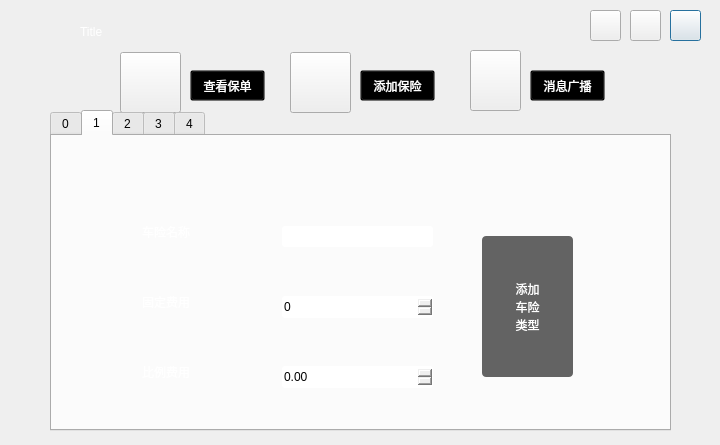
This is manageroper.ui in xurongchen/CIP as Qt 5 draws it before an edit. The edited form follows.
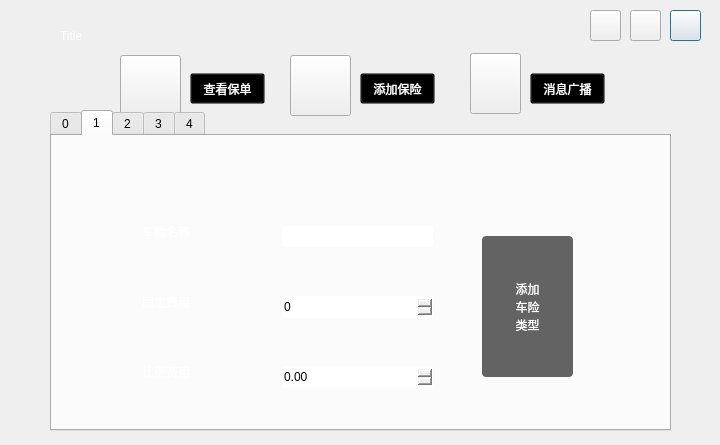
This is the edited form. Icons and pictures are not drawn.

```diff
--- a/manageroper.ui
+++ b/manageroper.ui
@@ -83,7 +83,7 @@
    <property name="geometry">
     <rect>
      <x>470</x>
-     <y>50</y>
+     <y>53</y>
      <width>51</width>
      <height>61</height>
     </rect>
@@ -106,7 +106,7 @@
    <property name="geometry">
     <rect>
      <x>290</x>
-     <y>52</y>
+     <y>55</y>
      <width>61</width>
      <height>61</height>
     </rect>
@@ -130,7 +130,7 @@
    <property name="geometry">
     <rect>
      <x>120</x>
-     <y>52</y>
+     <y>55</y>
      <width>61</width>
      <height>61</height>
     </rect>
@@ -813,7 +813,7 @@
    <property name="geometry">
     <rect>
      <x>530</x>
-     <y>70</y>
+     <y>73</y>
      <width>75</width>
      <height>31</height>
     </rect>
@@ -835,7 +835,7 @@
    <property name="geometry">
     <rect>
      <x>360</x>
-     <y>70</y>
+     <y>73</y>
      <width>75</width>
      <height>31</height>
     </rect>
@@ -857,7 +857,7 @@
    <property name="geometry">
     <rect>
      <x>190</x>
-     <y>70</y>
+     <y>73</y>
      <width>75</width>
      <height>31</height>
     </rect>
@@ -878,8 +878,8 @@
   <widget class="QLabel" name="ManTitle">
    <property name="geometry">
     <rect>
-     <x>80</x>
-     <y>16</y>
+     <x>60</x>
+     <y>20</y>
      <width>521</width>
      <height>31</height>
     </rect>
@@ -895,10 +895,10 @@
   <widget class="QLabel" name="Icon">
    <property name="geometry">
     <rect>
-     <x>10</x>
-     <y>10</y>
-     <width>51</width>
-     <height>51</height>
+     <x>20</x>
+     <y>20</y>
+     <width>31</width>
+     <height>31</height>
     </rect>
    </property>
    <property name="styleSheet">
```
Left out of the diff: 2 changed lines with no effect on the pictures.
